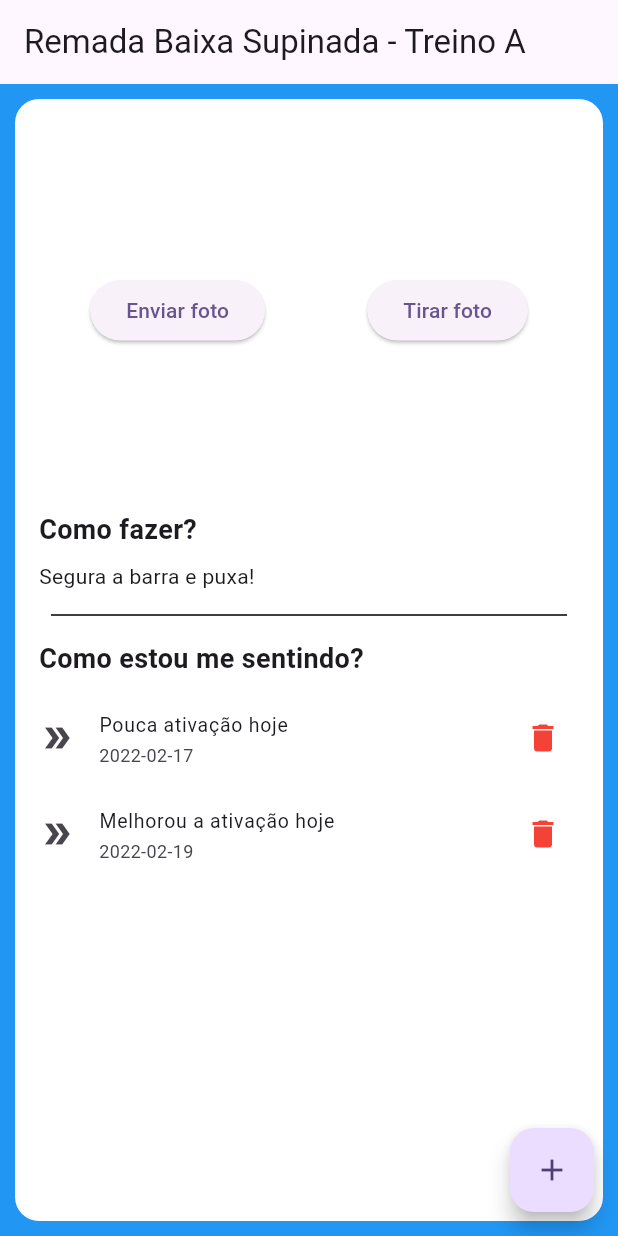
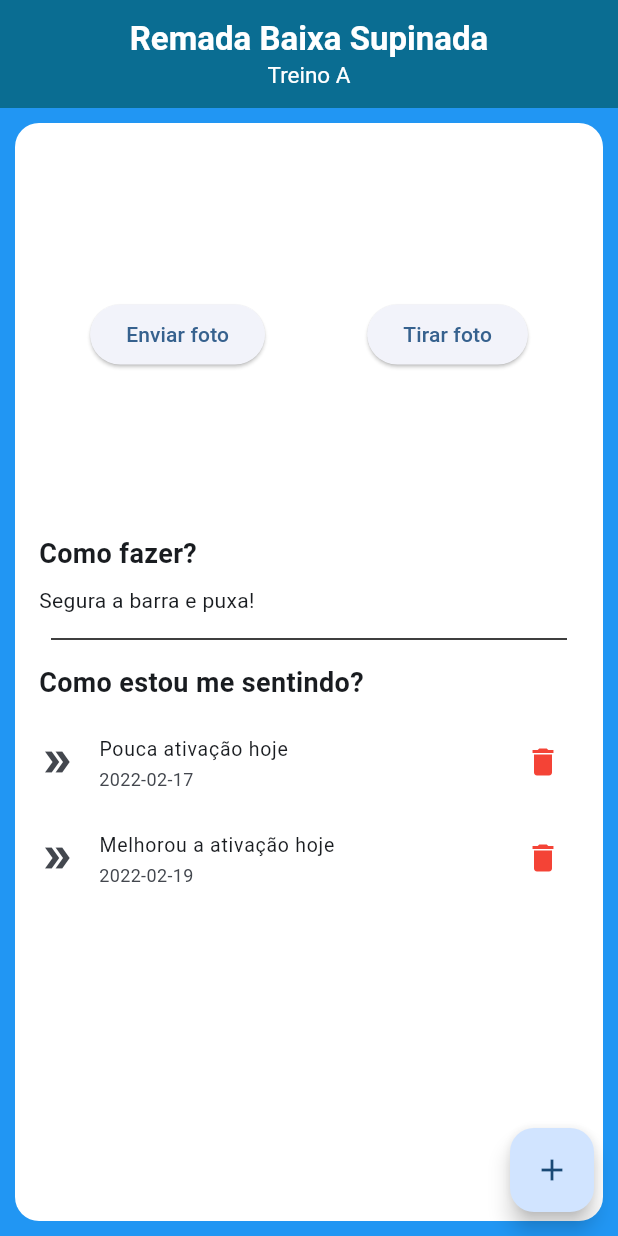
Before and after one commit to racalixta/flutter_gymapp, a Flutter app: the screen it shows after launch, on a phone screen of 412 x 824 dp. Run offline on Flutter 3.47's test engine with Material 2 defaults, Android fonts, the phone set to English and light mode, and no system bars.

Commit message:
conteudo da aula 12

```diff
--- a/lib/main.dart
+++ b/lib/main.dart
@@ -13,7 +13,7 @@ class MyApp extends StatelessWidget {
     return MaterialApp(
       title: 'Flutter Demo',
       theme: ThemeData(
-        colorScheme: ColorScheme.fromSeed(seedColor: Colors.deepPurple),
+        colorScheme: ColorScheme.fromSeed(seedColor: Colors.blue),
         useMaterial3: true,
       ),
       home: ExercisePage(),
--- a/lib/page/exercise_page.dart
+++ b/lib/page/exercise_page.dart
@@ -23,7 +23,28 @@ class ExercisePage extends StatelessWidget {
     return Scaffold(
         backgroundColor: Colors.blue,
         appBar: AppBar(
-          title: Text('${exerciseModel.name} - ${exerciseModel.workout}'),
+          title: Column(children: [
+            Text(
+              exerciseModel.name,
+              style: const TextStyle(
+                  fontWeight: FontWeight.bold,
+                  fontSize: 22,
+                  color: Colors.white),
+            ),
+            Text(
+              exerciseModel.workout,
+              style: const TextStyle(fontSize: 15, color: Colors.white),
+            ),
+          ]),
+          centerTitle: true,
+          backgroundColor: const Color(0xFF0A6D92),
+          elevation: 0,
+          toolbarHeight: 72,
+          // shape: const RoundedRectangleBorder(
+          //   borderRadius: BorderRadius.vertical(
+          //     bottom: Radius.circular(32),
+          //   ),
+          // ),
         ),
         floatingActionButton: FloatingActionButton(
           onPressed: () {
```
